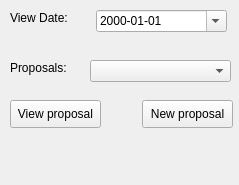
First picture: the form in ProposalPanel_dockwidget_base.ui, repository tlh22/TOMs, before the edit.
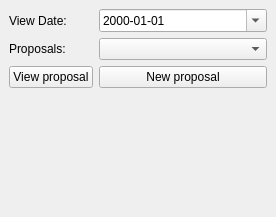
Second picture: the form after the edit.

```diff
--- a/ProposalPanel_dockwidget_base.ui
+++ b/ProposalPanel_dockwidget_base.ui
@@ -9,23 +9,24 @@
    <rect>
     <x>0</x>
     <y>0</y>
-    <width>239</width>
-    <height>185</height>
+    <width>276</width>
+    <height>217</height>
    </rect>
   </property>
   <property name="windowTitle">
    <string>ProposalPanel</string>
   </property>
   <widget class="QWidget" name="dockWidgetContents">
+   <layout class="QFormLayout" name="formLayout">
+    <item row="0" column="0">
+     <widget class="QLabel" name="label_2">
+      <property name="text">
+       <string>View Date:</string>
+      </property>
+     </widget>
+    </item>
+    <item row="0" column="1">
    <widget class="QDateEdit" name="filterDate">
-    <property name="geometry">
-     <rect>
-      <x>96</x>
-      <y>10</y>
-      <width>131</width>
-      <height>22</height>
-     </rect>
-    </property>
     <property name="displayFormat">
      <string>yyyy-MM-dd</string>
     </property>
@@ -33,71 +34,36 @@
      <bool>true</bool>
     </property>
    </widget>
+    </item>
+    <item row="1" column="0">
    <widget class="QLabel" name="label">
-    <property name="geometry">
-     <rect>
-      <x>10</x>
-      <y>60</y>
-      <width>61</width>
-      <height>16</height>
-     </rect>
-    </property>
     <property name="text">
      <string>Proposals:</string>
     </property>
    </widget>
+    </item>
+    <item row="1" column="1">
    <widget class="QComboBox" name="cb_ProposalsList">
-    <property name="geometry">
-     <rect>
-      <x>90</x>
-      <y>60</y>
-      <width>141</width>
-      <height>22</height>
-     </rect>
-    </property>
     <property name="insertPolicy">
      <enum>QComboBox::InsertAlphabetically</enum>
     </property>
    </widget>
-   <widget class="QLabel" name="label_2">
-    <property name="geometry">
-     <rect>
-      <x>10</x>
-      <y>10</y>
-      <width>81</width>
-      <height>16</height>
-     </rect>
-    </property>
-    <property name="text">
-     <string>View Date:</string>
-    </property>
-   </widget>
-   <widget class="QPushButton" name="btn_NewProposal">
-    <property name="geometry">
-     <rect>
-      <x>142</x>
-      <y>100</y>
-      <width>91</width>
-      <height>28</height>
-     </rect>
-    </property>
-    <property name="text">
-     <string>New proposal</string>
-    </property>
-   </widget>
+    </item>
+    <item row="2" column="0">
    <widget class="QPushButton" name="btn_ViewProposal">
-    <property name="geometry">
-     <rect>
-      <x>10</x>
-      <y>100</y>
-      <width>91</width>
-      <height>28</height>
-     </rect>
-    </property>
     <property name="text">
      <string>View proposal</string>
     </property>
    </widget>
+    </item>
+    <item row="2" column="1">
+     <widget class="QPushButton" name="btn_NewProposal">
+      <property name="text">
+       <string>New proposal</string>
+      </property>
+     </widget>
+    </item>
+   </layout>
   </widget>
  </widget>
  <resources/>
```
Lines whose indentation alone changed are shown as unchanged.
